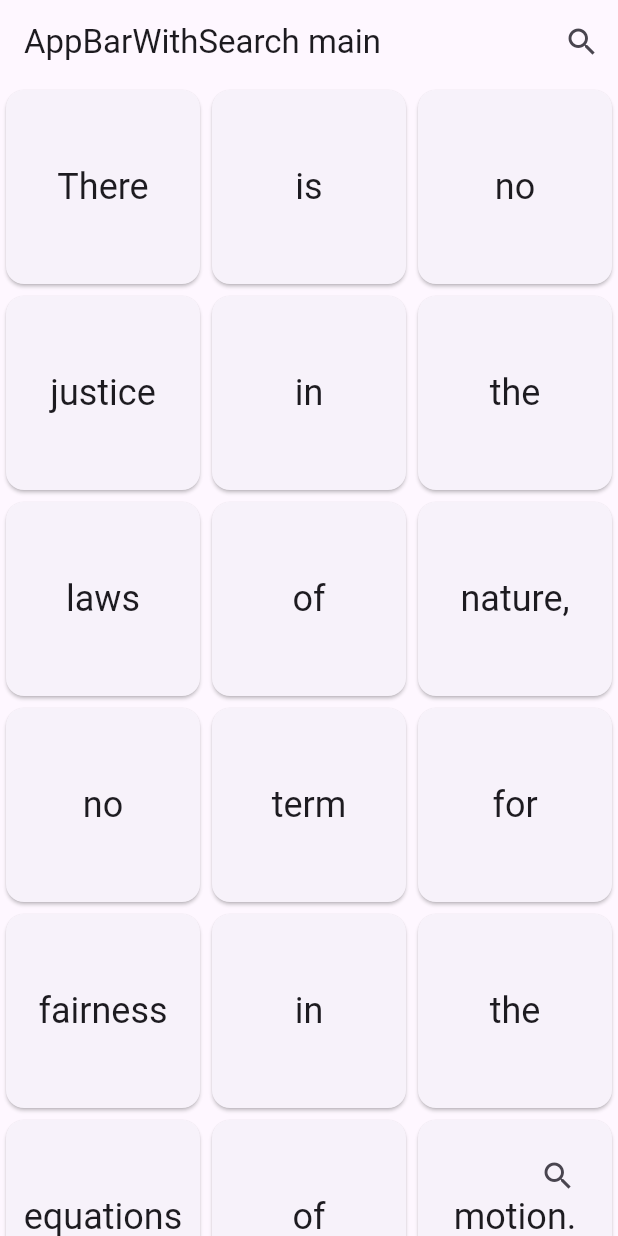
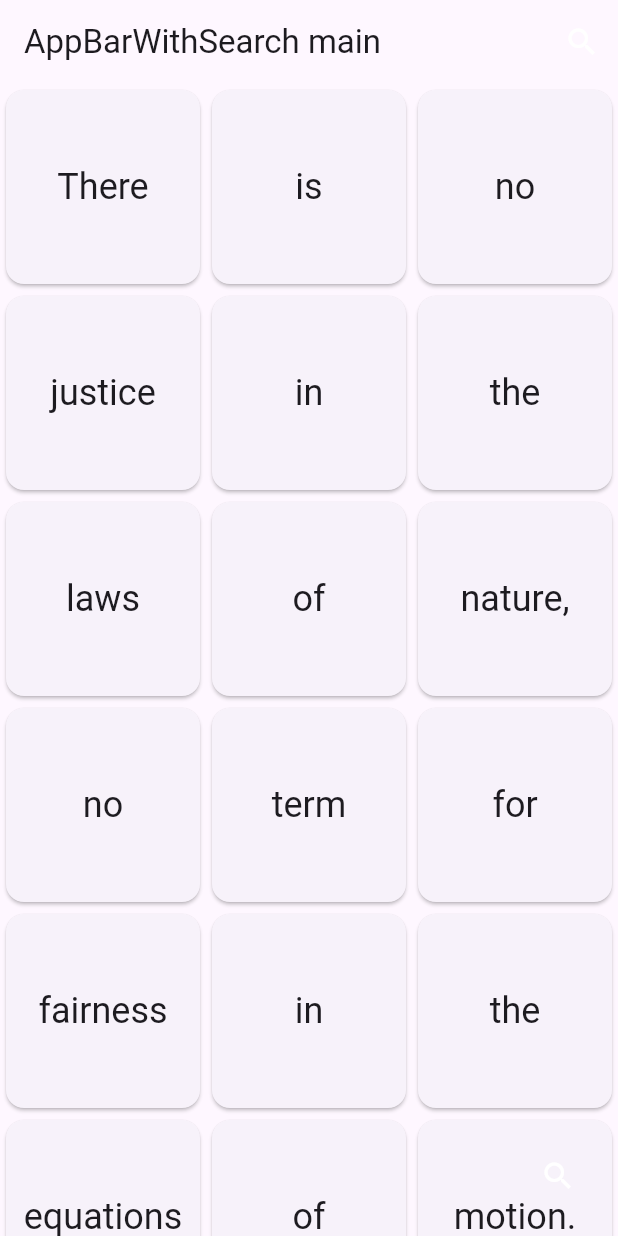
Before and after one commit to Alexqwesa/app_bar_with_search_switch, a Flutter app: the screen it shows after launch, on a phone screen of 412 x 824 dp. Run offline on Flutter 3.47's test engine with Material 3 defaults, Android fonts, the phone set to English and light mode, and no system bars.

Commit message:
color parameter for search icon

```diff
--- a/lib/src/buttons/app_bar_search_button.dart
+++ b/lib/src/buttons/app_bar_search_button.dart
@@ -54,6 +54,8 @@ class AppBarSearchButton extends StatelessWidget {
   /// Default: Colors.redAccent, used only if [buttonHasTwoStates] = true,
   final Color searchActiveButtonColor;
 
+  final Color? searchIconColor;
+
   const AppBarSearchButton({
     Key? key,
     this.toolTipLastText = 'Last input text: ',
@@ -63,6 +65,7 @@ class AppBarSearchButton extends StatelessWidget {
     this.searchIcon = Icons.search,
     this.searchActiveIcon = Icons.search_off,
     this.searchActiveButtonColor = Colors.redAccent,
+    this.searchIconColor = Colors.white,
   }) : super(key: key);
 
   @override
@@ -94,6 +97,7 @@ class AppBarSearchButton extends StatelessWidget {
         toolTipStartText: toolTipStartText,
         appBar: appBar,
         searchIcon: searchIcon,
+        searchIconColor: searchIconColor,
       );
     } else {
       return ValueListenableBuilder(
@@ -106,6 +110,7 @@ class AppBarSearchButton extends StatelessWidget {
                   toolTipStartText: toolTipStartText,
                   appBar: appBar,
                   searchIcon: searchIcon,
+                  searchIconColor: searchIconColor,
                 )
               : Padding(
                   padding: const EdgeInsets.all(4.0),
@@ -131,16 +136,19 @@ class _StartSearchButton extends StatelessWidget {
     required this.toolTipStartText,
     required this.appBar,
     required this.searchIcon,
+    required this.searchIconColor,
   }) : super(key: key);
 
   final IconData searchIcon;
   final String toolTipStartText;
   final AppBarWithSearchSwitch appBar;
+  final Color? searchIconColor;
 
   @override
   Widget build(BuildContext context) {
     return IconButton(
       icon: Icon(searchIcon),
+      color: searchIconColor,
       tooltip: toolTipStartText,
       onPressed: () {
         appBar.triggerSearch();
```
